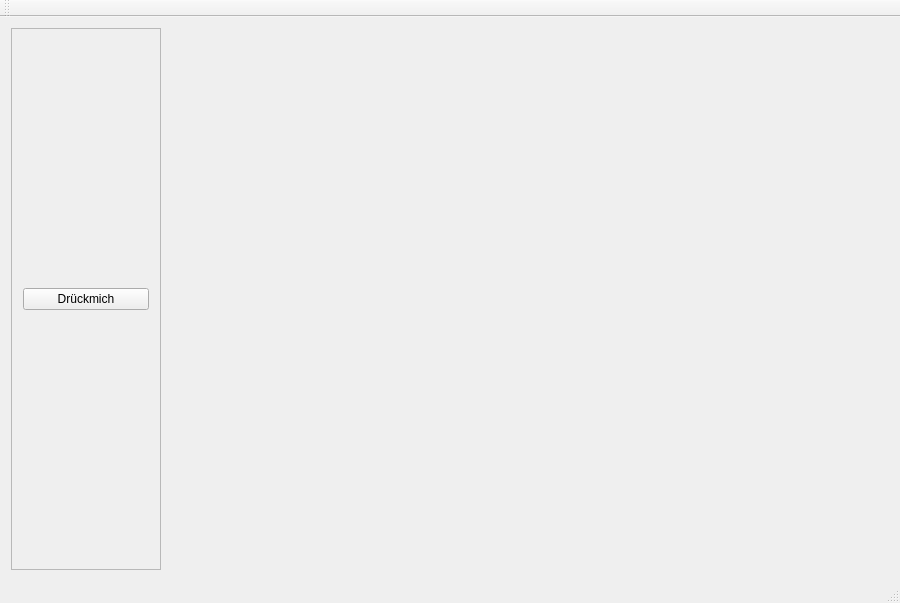
Old version of the form src/Engine/Examples/QtIntegration/QtApplication/QtApplication.ui in the repository FUSEEProjectTeam/Fusee.
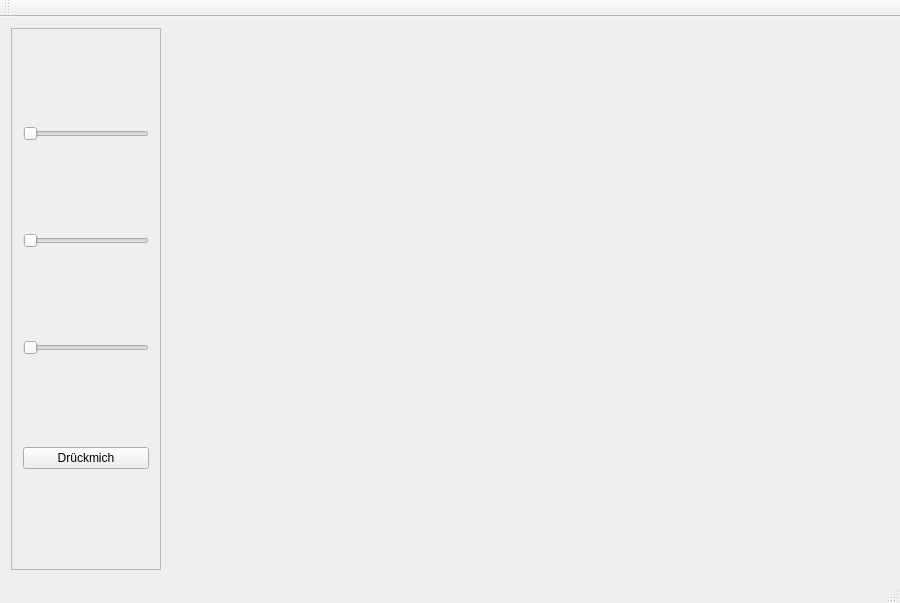
New version of the form.

```diff
--- a/src/Engine/Examples/QtIntegration/QtApplication/QtApplication.ui
+++ b/src/Engine/Examples/QtIntegration/QtApplication/QtApplication.ui
@@ -36,6 +36,39 @@
        <enum>QFrame::Raised</enum>
       </property>
       <layout class="QVBoxLayout" name="verticalLayout">
+       <item>
+        <widget class="QSlider" name="redSlider">
+         <property name="maximum">
+          <number>255</number>
+         </property>
+         <property name="orientation">
+          <enum>Qt::Horizontal</enum>
+         </property>
+         <property name="invertedControls">
+          <bool>false</bool>
+         </property>
+        </widget>
+       </item>
+       <item>
+        <widget class="QSlider" name="greenSlider">
+         <property name="maximum">
+          <number>255</number>
+         </property>
+         <property name="orientation">
+          <enum>Qt::Horizontal</enum>
+         </property>
+        </widget>
+       </item>
+       <item>
+        <widget class="QSlider" name="blueSlider">
+         <property name="maximum">
+          <number>255</number>
+         </property>
+         <property name="orientation">
+          <enum>Qt::Horizontal</enum>
+         </property>
+        </widget>
+       </item>
        <item>
         <widget class="QPushButton" name="pushButton">
          <property name="text">
```
